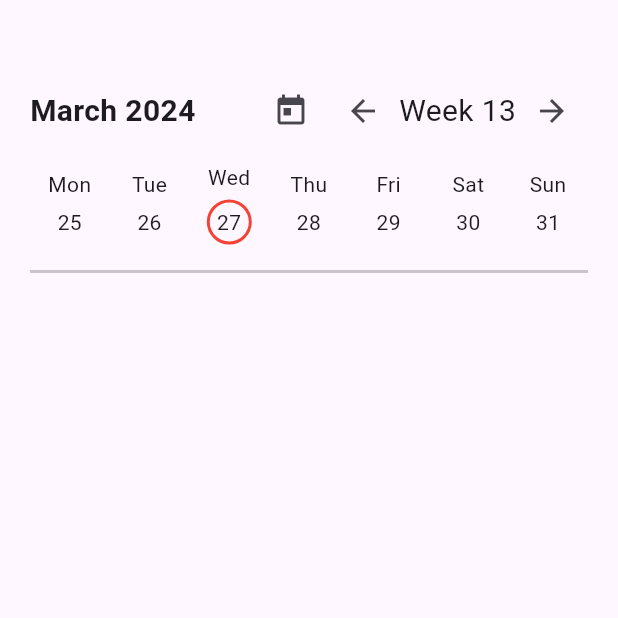
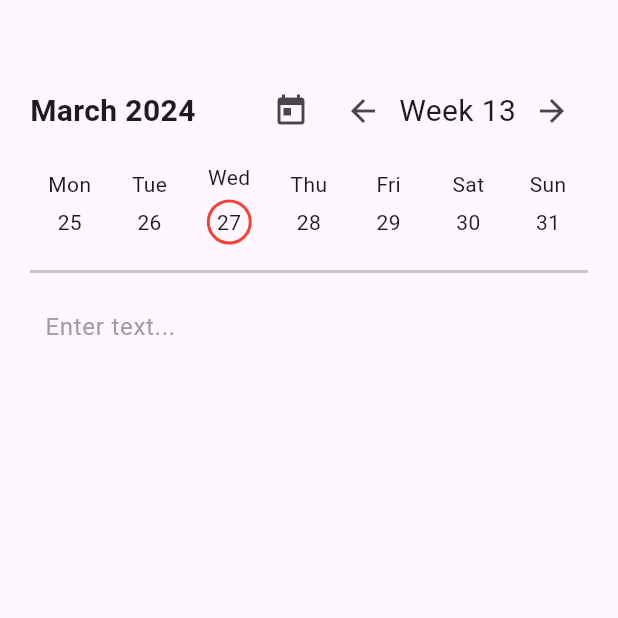
Before and after one commit to praveenmaurya09/self, a Flutter app: the screen it shows once a user with an empty profile is signed in, on a phone screen of 412 x 824 dp, the top half of it. Run offline on Flutter 3.47's test engine with Material 3 defaults, Android fonts, the phone set to English and light mode, and no system bars; our stand-ins replace firebase_auth, firebase_core, get, pinput; accounts and stored records are empty.

Commit message:
textfield added

```diff
--- /dev/null
+++ b/lib/components/custom_textfield.dart
@@ -0,0 +1,77 @@
+import 'package:flutter/material.dart';
+
+class CustomTextField extends StatefulWidget {
+  const CustomTextField({super.key});
+
+  @override
+  State<CustomTextField> createState() => _CustomTextFieldState();
+}
+
+class _CustomTextFieldState extends State<CustomTextField> {
+
+  TextEditingController controller = TextEditingController();
+
+  @override
+  Widget build(BuildContext context) {
+    return SingleChildScrollView(
+      child: Padding(
+        padding: const EdgeInsets.symmetric(horizontal: 10.0, vertical: 5),
+        child: Column(
+          children: [
+            SingleChildScrollView(
+              child: TextField(
+                decoration: InputDecoration(
+                  hintText: 'Enter text...',
+                  hintStyle: TextStyle(
+                    fontSize: 16.0,
+                    color: Colors.grey, // Customize hint text color
+                  ),
+                  contentPadding:
+                  EdgeInsets.symmetric(vertical: 10.0), // Adjust vertical padding
+                  border: InputBorder.none, // Disable border
+                ),
+                maxLines: null, // Allow multiple lines
+              ),
+            ),
+            SizedBox(height: 16.0),
+            // Expanded(
+            //   child: SingleChildScrollView(
+            //     child: TextField(
+            //       decoration: InputDecoration(
+            //         hintText: 'Enter text...',
+            //         hintStyle: TextStyle(
+            //           fontSize: 16.0,
+            //           color: Colors.grey, // Customize hint text color
+            //         ),
+            //         contentPadding:
+            //         EdgeInsets.symmetric(vertical: 10.0), // Adjust vertical padding
+            //         border: InputBorder.none, // Disable border
+            //       ),
+            //       maxLines: null, // Allow multiple lines
+            //     ),
+            //   ),
+            // ),
+            // SizedBox(height: 16.0),
+            // Expanded(
+            //   child: SingleChildScrollView(
+            //     child: TextField(
+            //       decoration: InputDecoration(
+            //         hintText: 'Enter text...',
+            //         hintStyle: TextStyle(
+            //           fontSize: 16.0,
+            //           color: Colors.grey, // Customize hint text color
+            //         ),
+            //         contentPadding:
+            //         EdgeInsets.symmetric(vertical: 10.0), // Adjust vertical padding
+            //         border: InputBorder.none, // Disable border
+            //       ),
+            //       maxLines: null, // Allow multiple lines
+            //     ),
+            //   ),
+            // ),
+          ],
+        ),
+      ),
+    );
+  }
+}
--- a/lib/pages/home/home_page.dart
+++ b/lib/pages/home/home_page.dart
@@ -1,5 +1,6 @@
 import 'package:firebase_auth/firebase_auth.dart';
 import 'package:flutter/material.dart';
+import 'package:self/components/custom_textfield.dart';
 import 'package:self/components/weeknumber_widget.dart';
 
 
@@ -25,12 +26,13 @@ class HomePage extends StatelessWidget {
             WeekNumberWidget(),
             SizedBox(height: 10,),
             Divider(thickness: 2,),
-            Center(
-              child: Text(
-                "${user!.phoneNumber}",
-                style: TextStyle(fontSize: 20),
-              ),
-            ),
+            CustomTextField(),
+            // Center(
+            //   child: Text(
+            //     "${user!.phoneNumber}",
+            //     style: TextStyle(fontSize: 20),
+            //   ),
+            // ),
           ],
         ),
       ),
```
